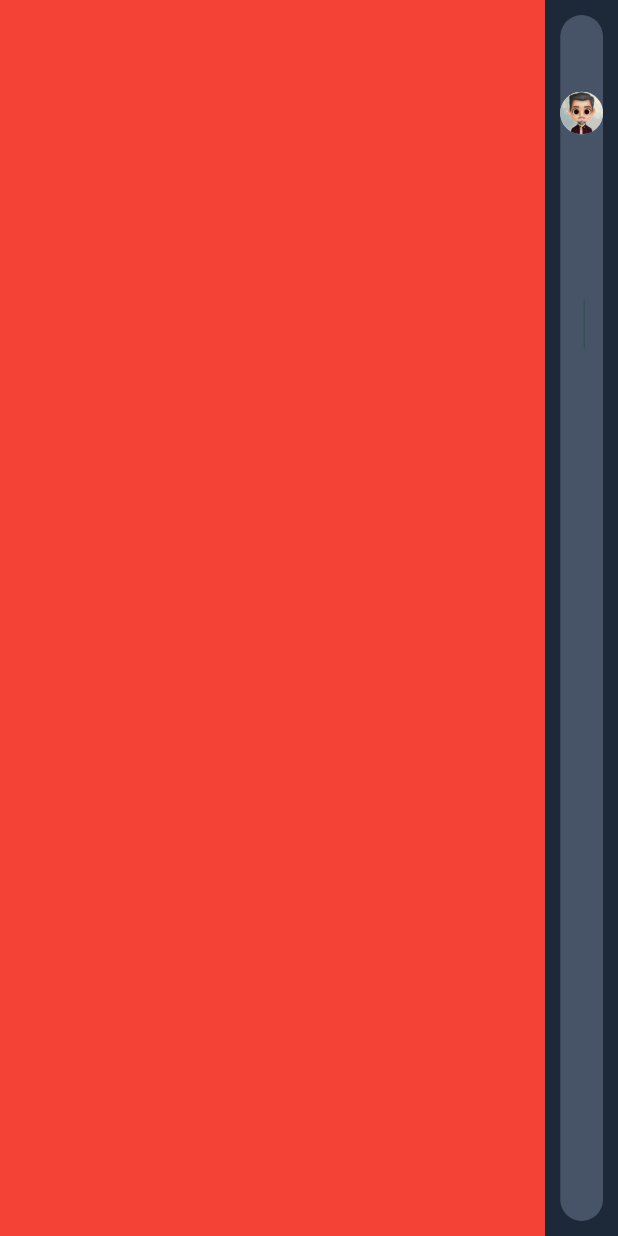
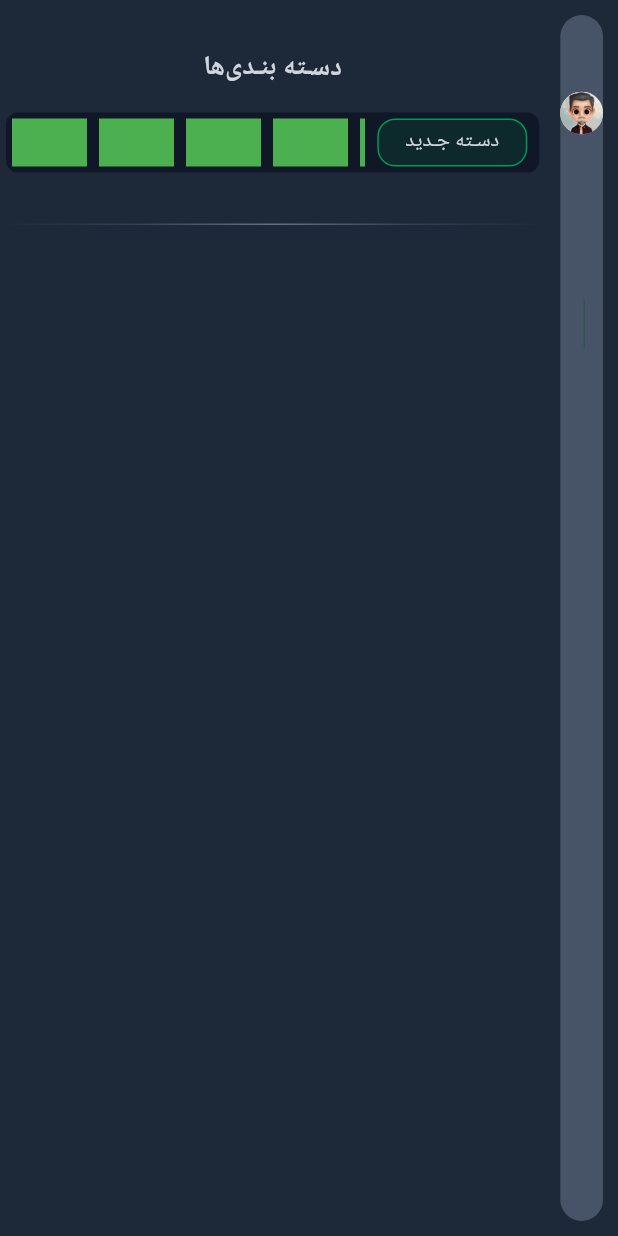
Before and after one commit to RaminBgrn/accounting, a Flutter app: the screen it shows after launch, swiped to page 2, on a phone screen of 412 x 824 dp. Run offline on Flutter 3.47's test engine with Material 2 defaults, Android fonts, the phone set to English and light mode, and no system bars; our stand-ins replace analog_clock, flutter_svg, get, google_fonts, shamsi_date; Roboto replaces fonts that are missing (Vazirmatn).

Commit message:
warehouse section start

```diff
--- a/lib/common/controller_binder.dart
+++ b/lib/common/controller_binder.dart
@@ -1,6 +1,6 @@
 import 'package:flutter/foundation.dart';
 import 'package:get/get.dart';
-import 'package:goliza/home/controller/home_controller.dart';
+import 'package:goliza/pages/home/controller/home_controller.dart';
 
 class ControllerBinder extends Bindings {
   @override
--- a/lib/main_page/intro_page.dart
+++ b/lib/main_page/intro_page.dart
@@ -1,7 +1,8 @@
 import 'package:flutter/material.dart';
 import 'package:flutter_svg/svg.dart';
 import 'package:goliza/common/colors.dart';
-import 'package:goliza/home/screen/home.dart';
+import 'package:goliza/pages/home/view/home.dart';
+import 'package:goliza/pages/warehouse/view/warehouse.dart';
 import 'package:google_fonts/google_fonts.dart';
 
 class IntroPage extends StatefulWidget {
@@ -89,9 +90,7 @@ class _IntroPageState extends State<IntroPage> {
                 controller: _homePageViewController,
                 children: [
                   const Home(),
-                  Container(
-                    color: Colors.red,
-                  ),
+                  const Warehouse(),
                   Container(
                     color: Colors.green,
                   ),
--- a/lib/home/screen/home.dart
+++ b/lib/pages/home/view/home.dart
@@ -2,7 +2,7 @@ import 'package:analog_clock/analog_clock.dart';
 import 'package:flutter/material.dart';
 import 'package:get/get.dart';
 import 'package:goliza/common/colors.dart';
-import 'package:goliza/home/controller/home_controller.dart';
+import 'package:goliza/pages/home/controller/home_controller.dart';
 import 'package:google_fonts/google_fonts.dart';
 
 class Home extends StatelessWidget {
--- /dev/null
+++ b/lib/pages/warehouse/view/warehouse.dart
@@ -0,0 +1,118 @@
+import 'dart:ui';
+
+import 'package:flutter/material.dart';
+import 'package:goliza/common/colors.dart';
+import 'package:google_fonts/google_fonts.dart';
+
+class Warehouse extends StatelessWidget {
+  const Warehouse({super.key});
+
+  @override
+  Widget build(BuildContext context) {
+    return Scaffold(
+      backgroundColor: myGrey[800],
+      body: SizedBox(
+        height: MediaQuery.of(context).size.height,
+        width: MediaQuery.of(context).size.width,
+        child: SingleChildScrollView(
+          physics: const BouncingScrollPhysics(),
+          child: Column(
+            children: [
+              const SizedBox(
+                height: 20,
+              ),
+              Padding(
+                padding: const EdgeInsets.all(12.0),
+                child: Text(
+                  'دسـته بنـدی‌ها',
+                  style: GoogleFonts.vazirmatn(
+                    fontSize: 18,
+                    color: myGrey[300],
+                    fontWeight: FontWeight.bold,
+                  ),
+                ),
+              ),
+              Container(
+                height: 40,
+                margin: const EdgeInsets.all(4),
+                decoration: BoxDecoration(
+                  borderRadius: BorderRadius.circular(8),
+                  color: myGrey[900],
+                ),
+                child: Row(
+                  children: [
+                    Expanded(
+                      child: ScrollConfiguration(
+                        behavior: const ScrollBehavior().copyWith(dragDevices: {
+                          PointerDeviceKind.mouse,
+                          PointerDeviceKind.touch
+                        }),
+                        child: ListView.builder(
+                          physics: const BouncingScrollPhysics(),
+                          itemCount: 50,
+                          shrinkWrap: true,
+                          scrollDirection: Axis.horizontal,
+                          itemBuilder: (context, index) {
+                            return Container(
+                              margin: const EdgeInsets.all(4),
+                              height: 30,
+                              width: 50,
+                              color: Colors.green,
+                            );
+                          },
+                        ),
+                      ),
+                    ),
+                    GestureDetector(
+                      onTap: () {},
+                      child: Container(
+                        height: 50,
+                        width: 100,
+                        margin: const EdgeInsets.symmetric(
+                            vertical: 4, horizontal: 8),
+                        decoration: BoxDecoration(
+                          color: myGreen[900]!.withOpacity(0.3),
+                          border: Border.all(width: 1, color: myGreen[600]!),
+                          borderRadius: BorderRadius.circular(12),
+                        ),
+                        child: Center(
+                          child: Text(
+                            'دسـته جـدید',
+                            style: GoogleFonts.vazirmatn(
+                              fontSize: 14,
+                              color: myGrey[300],
+                            ),
+                          ),
+                        ),
+                      ),
+                    )
+                  ],
+                ),
+              ),
+              const SizedBox(
+                height: 30,
+              ),
+              Container(
+                width: MediaQuery.of(context).size.width,
+                height: 1,
+                decoration: BoxDecoration(
+                  gradient: LinearGradient(
+                    begin: Alignment.centerLeft,
+                    end: Alignment.centerRight,
+                    colors: [
+                      myGrey[800]!,
+                      myGrey[700]!,
+                      myGrey[500]!,
+                      myGrey[700]!,
+                      myGrey[800]!,
+                    ],
+                  ),
+                ),
+              ),
+            ],
+          ),
+        ),
+      ),
+    );
+  }
+}
--- a/pubspec.yaml
+++ b/pubspec.yaml
@@ -35,6 +35,7 @@ dependencies:
   google_fonts: ^4.0.4
   analog_clock: ^0.1.0
   shamsi_date: ^1.0.1
+  hive: ^2.2.3
 
 
 
```
Also changed, not shown: lib/pages/home/controller/home_controller.dart (renamed from lib/home/controller/home_controller.dart), pubspec.lock.
